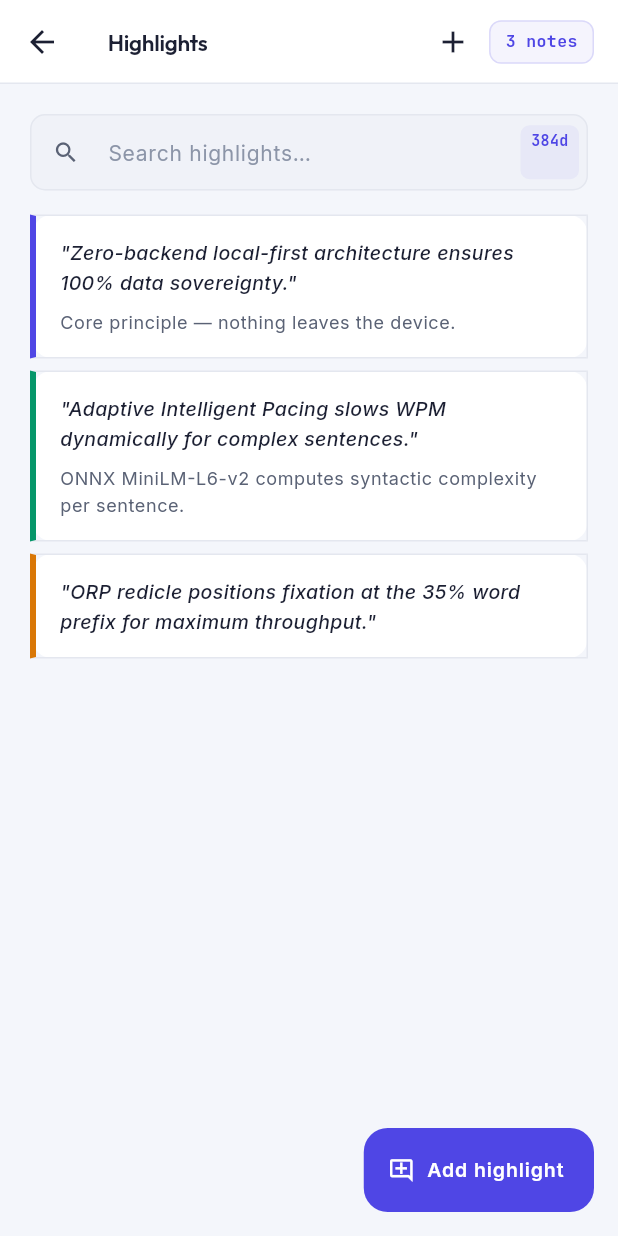
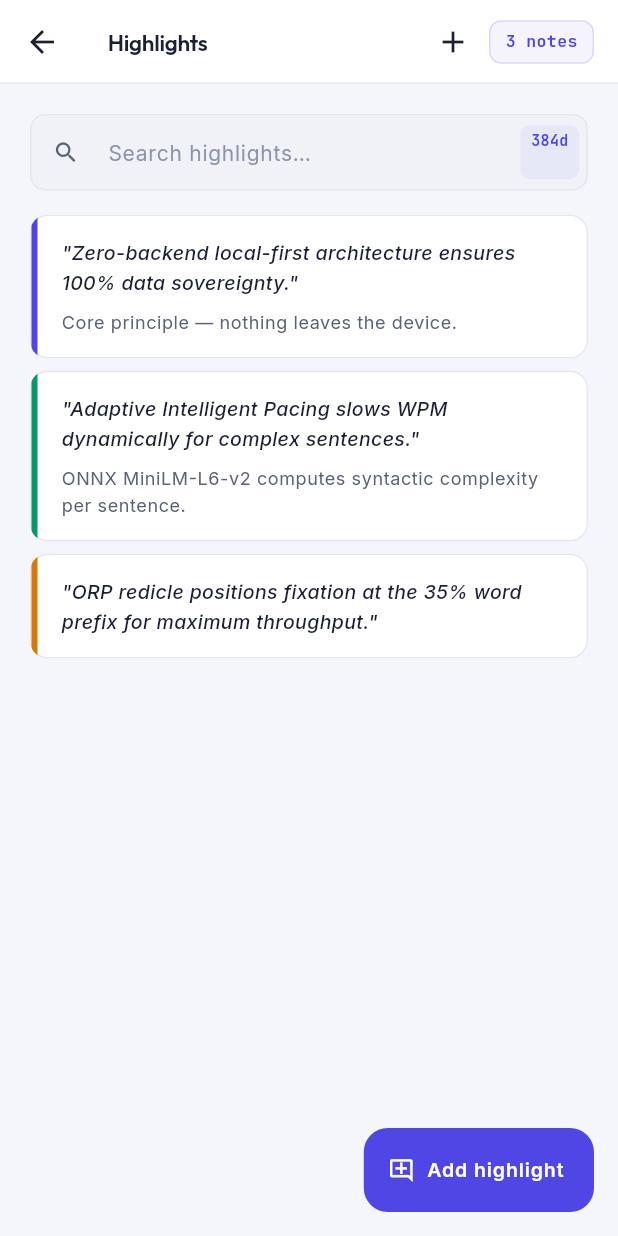
Before and after one commit to yashpratapkanthriya/Agama, a Flutter app: the AnnotationView screen opened directly, after a tap on the "add" icon, on a phone screen of 412 x 824 dp. Run offline on Flutter 3.47's test engine with Material 3 defaults, Android fonts, the phone set to English and light mode, and no system bars; our stand-ins replace flutter_riverpod, google_fonts.

Commit message:
fix(ui): resolve non-uniform border exception in annotation_view.dart

```diff
--- a/apps/flutter_client/lib/src/features/annotations/annotation_view.dart
+++ b/apps/flutter_client/lib/src/features/annotations/annotation_view.dart
@@ -388,17 +388,21 @@ class _AnnotationViewState extends State<AnnotationView> {
                         separatorBuilder: (_, __) => const SizedBox(height: 8),
                         itemBuilder: (_, i) {
                           final a = filtered[i];
-                          return Container(
+                          return ClipRRect(
+                            borderRadius: BorderRadius.circular(12),
+                            child: Container(
                               decoration: BoxDecoration(
                                 color: theme.colorScheme.surface,
                                 borderRadius: BorderRadius.circular(12),
-                              border: Border(
-                                left: BorderSide(color: a.color, width: 4),
-                                top: BorderSide(color: theme.colorScheme.outline),
-                                right: BorderSide(color: theme.colorScheme.outline),
-                                bottom: BorderSide(color: theme.colorScheme.outline),
+                                border: Border.all(color: theme.colorScheme.outline),
                               ),
-                            ),
+                              child: IntrinsicHeight(
+                                child: Row(
+                                  crossAxisAlignment: CrossAxisAlignment.stretch,
+                                  children: [
+                                    Container(width: 4, color: a.color),
+                                    Expanded(
+                                      child: Padding(
                                         padding: const EdgeInsets.symmetric(
                                           horizontal: 16, vertical: 14,
                                         ),
@@ -424,6 +428,12 @@ class _AnnotationViewState extends State<AnnotationView> {
                                             ],
                                           ],
                                         ),
+                                      ),
+                                    ),
+                                  ],
+                                ),
+                              ),
+                            ),
                           );
                         },
                       ),
```
Lines whose indentation alone changed are shown as unchanged.
